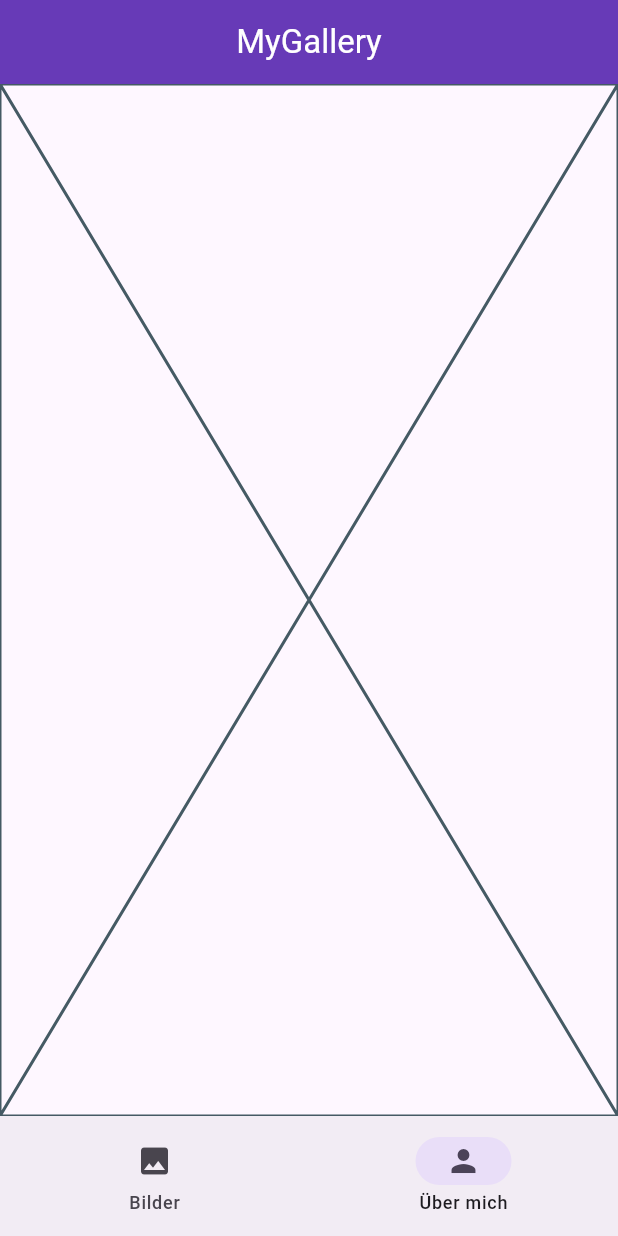
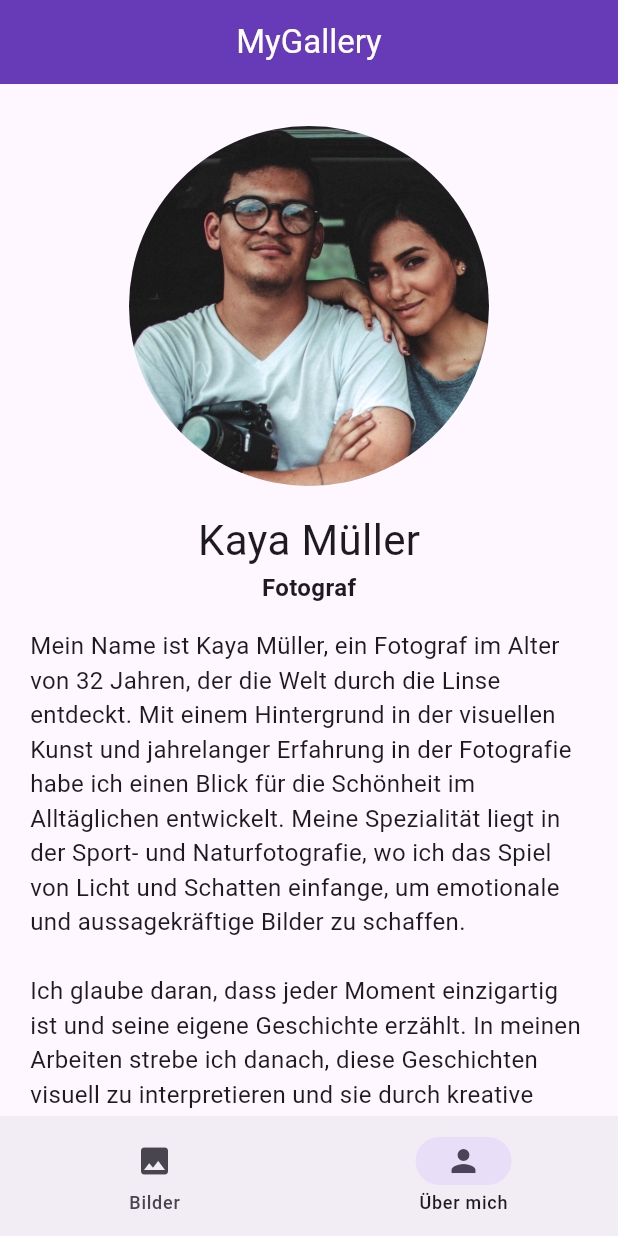
Before and after one commit to dkathrine/image-gallery, a Flutter app: the screen it shows after launch, item 2 of the bottom bar chosen, on a phone screen of 412 x 824 dp. Run offline on Flutter 3.47's test engine with Material 3 defaults, Android fonts, the phone set to English and light mode, and no system bars.

Commit message:
created and implemented about_me_screen.dart
- created and implemented about_me_screen.dart
- added about_me_screen.dart to app_home.dart and added it to the screens list
- changed titleTextStyle color to colorScheme onPrimary

```diff
--- /dev/null
+++ b/lib/about_me_screen.dart
@@ -0,0 +1,36 @@
+import 'package:flutter/material.dart';
+
+class AboutMe extends StatelessWidget {
+  const AboutMe({super.key});
+
+  @override
+  Widget build(BuildContext context) {
+    return ListView(
+      padding: EdgeInsets.only(left: 20, top: 28, right: 20),
+      children: [
+        CircleAvatar(
+          backgroundImage: AssetImage('assets/images/kaya.jpeg'),
+          radius: 120,
+        ),
+        SizedBox(height: 16),
+        Column(
+          children: [
+            Text(
+              'Kaya Müller',
+              style: TextStyle(fontSize: 28, fontWeight: FontWeight.w400),
+            ),
+            Text(
+              'Fotograf',
+              style: TextStyle(fontSize: 16, fontWeight: FontWeight.w600),
+            ),
+          ],
+        ),
+        SizedBox(height: 16),
+        Text(
+          'Mein Name ist Kaya Müller, ein Fotograf im Alter von 32 Jahren, der die Welt durch die Linse entdeckt. Mit einem Hintergrund in der visuellen Kunst und jahrelanger Erfahrung in der Fotografie habe ich einen Blick für die Schönheit im Alltäglichen entwickelt. Meine Spezialität liegt in der Sport- und Naturfotografie, wo ich das Spiel von Licht und Schatten einfange, um emotionale und aussagekräftige Bilder zu schaffen.\n\nIch glaube daran, dass jeder Moment einzigartig ist und seine eigene Geschichte erzählt. In meinen Arbeiten strebe ich danach, diese Geschichten visuell zu interpretieren und sie durch kreative Kompositionen und Nuancen zum Leben zu erwecken. Meine fotografische Reise hat mich durch verschiedene Länder geführt, wo ich die Vielfalt der Kulturen und Landschaften festhalte, immer auf der Suche nach neuen Perspektiven und Herausforderungen.\n\nMein Anspruch ist es, mit meinen Bildern nicht nur zu dokumentieren, sondern auch zu inspirieren und zu berühren. Jeder Auftrag und jedes Projekt ist für mich eine Möglichkeit, meine Leidenschaft und mein Können zu zeigen und eine Verbindung zwischen dem Betrachter und dem Bild herzustellen.',
+          style: TextStyle(fontSize: 16),
+        ),
+      ],
+    );
+  }
+}
--- a/lib/app_home.dart
+++ b/lib/app_home.dart
@@ -1,5 +1,6 @@
 import 'package:flutter/material.dart';
 import 'package:image_gallery/gallery_screen.dart';
+import 'package:image_gallery/about_me_screen.dart';
 
 class AppHome extends StatefulWidget {
   const AppHome({super.key});
@@ -10,7 +11,7 @@ class AppHome extends StatefulWidget {
 
 class _AppHomeState extends State<AppHome> {
   int currentIndex = 0;
-  List<Widget> screens = [Gallery(), Placeholder()];
+  List<Widget> screens = [Gallery(), AboutMe()];
 
   @override
   Widget build(BuildContext context) {
--- a/lib/main.dart
+++ b/lib/main.dart
@@ -20,7 +20,7 @@ class MainApp extends StatelessWidget {
         colorScheme: colorScheme,
         appBarTheme: AppBarTheme(
           backgroundColor: Colors.deepPurple,
-          titleTextStyle: TextStyle(fontSize: 22, color: Colors.white),
+          titleTextStyle: TextStyle(fontSize: 22, color: colorScheme.onPrimary),
         ),
       ),
       home: AppHome(),
```
